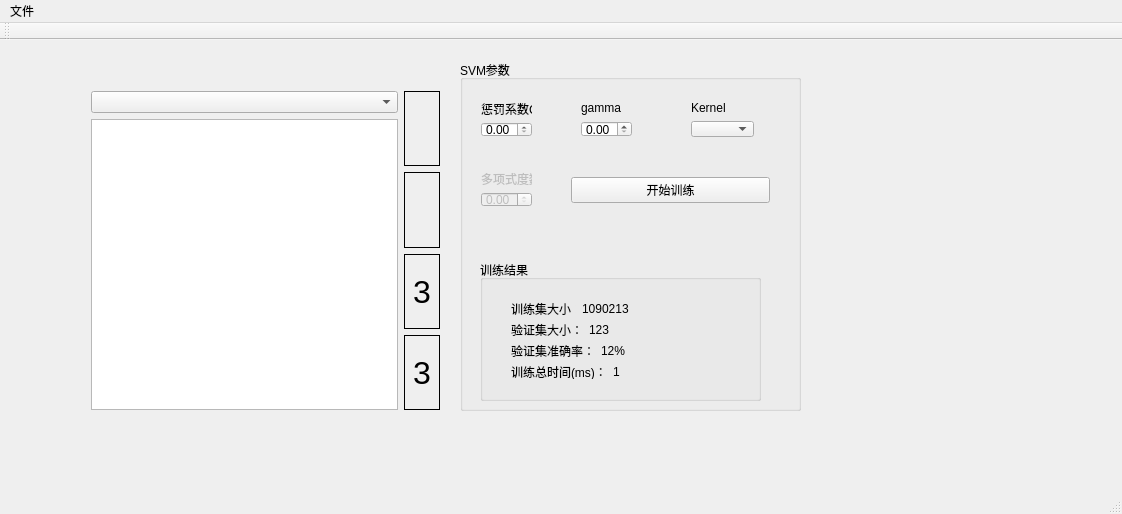
Old version of the form src/trainingFrontEnd/mainwindow.ui in the repository Penguinang/PlateRecog.
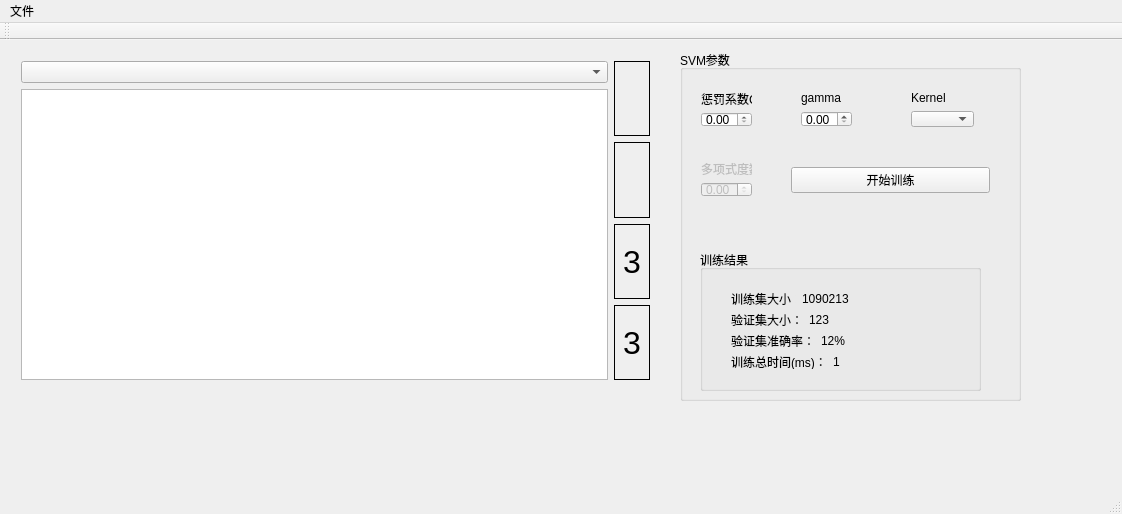
New version of the form. Icons and pictures are not drawn.

Commit message: 纠正了hog可视化窗口大小

Diff of the .ui file:
```diff
--- a/src/trainingFrontEnd/mainwindow.ui
+++ b/src/trainingFrontEnd/mainwindow.ui
@@ -17,12 +17,18 @@
    <widget class="QGroupBox" name="SVMParameters">
     <property name="geometry">
      <rect>
-      <x>460</x>
-      <y>20</y>
+      <x>680</x>
+      <y>10</y>
       <width>341</width>
       <height>351</height>
      </rect>
     </property>
+    <property name="sizePolicy">
+     <sizepolicy hsizetype="Fixed" vsizetype="Minimum">
+      <horstretch>0</horstretch>
+      <verstretch>0</verstretch>
+     </sizepolicy>
+    </property>
     <property name="title">
      <string>SVM参数</string>
     </property>
@@ -245,12 +251,18 @@
    <widget class="QWidget" name="layoutWidget">
     <property name="geometry">
      <rect>
-      <x>80</x>
-      <y>40</y>
-      <width>371</width>
+      <x>10</x>
+      <y>10</y>
+      <width>651</width>
       <height>341</height>
      </rect>
     </property>
+    <property name="sizePolicy">
+     <sizepolicy hsizetype="Fixed" vsizetype="Preferred">
+      <horstretch>0</horstretch>
+      <verstretch>0</verstretch>
+     </sizepolicy>
+    </property>
     <layout class="QHBoxLayout" name="horizontalLayout">
      <item>
       <layout class="QVBoxLayout" name="verticalLayout_8">
```
The commit also changes 2 other files.
